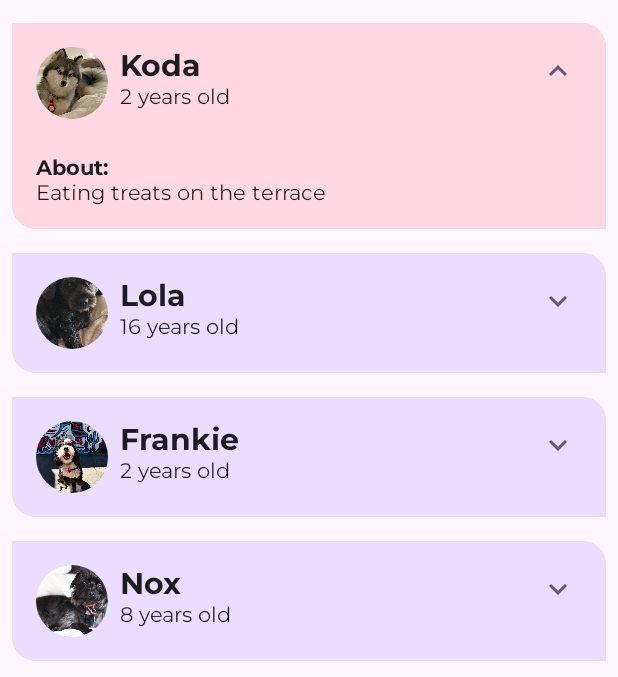
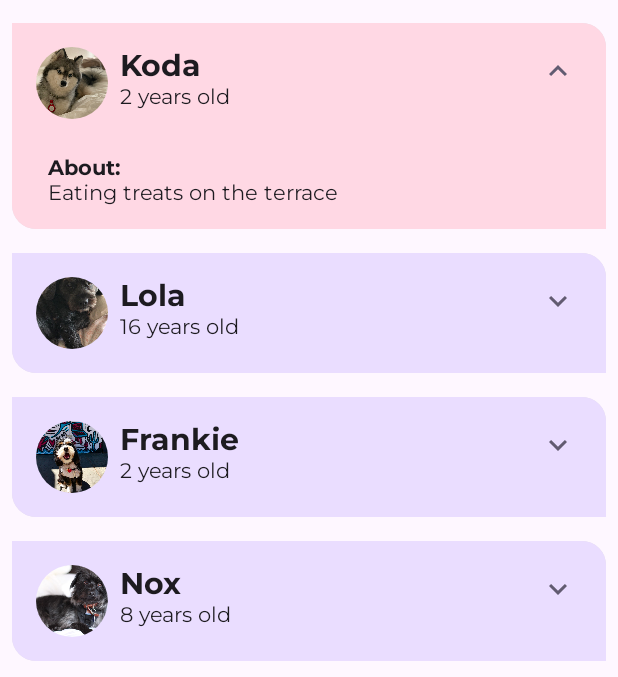
Before and after one commit to CheoR/woof, an Android app built with Jetpack Compose: the screen it shows after launch (MainActivity), after a tap on "See more or less information about a dog", on a phone screen of 412 x 824 dp, the part 85-762 px from its top. Run offline under Robolectric (Android 15) with nearby library versions, the phone set to English and light mode, and no system bars.

Commit message:
style(woof): spacing

```diff
--- a/app/src/main/java/com/example/woof/MainActivity.kt
+++ b/app/src/main/java/com/example/woof/MainActivity.kt
@@ -50,6 +50,7 @@ import androidx.compose.runtime.getValue
 import androidx.compose.runtime.setValue
 import androidx.compose.foundation.layout.Spacer
 import androidx.compose.material.icons.filled.ExpandLess
+import androidx.compose.ui.unit.dp
 
 class MainActivity : ComponentActivity() {
     override fun onCreate(savedInstanceState: Bundle?) {
@@ -75,6 +76,7 @@ fun DogHobby(
 ){
     Column(
         modifier = modifier
+            .padding(start = 8.dp)
     ) {
         Text(
             text = stringResource(R.string.about),
```
